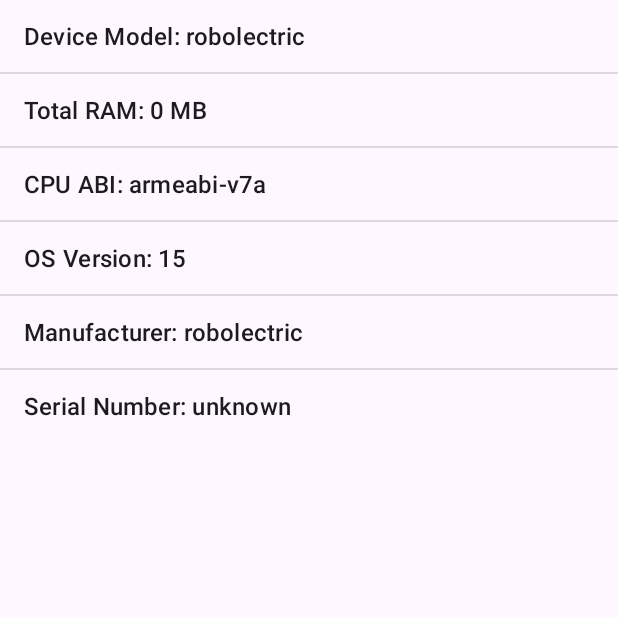
After one commit to irling/ProyectoSecurity, an Android app: the GetInfoPhone screen opened directly, with no data from a screen before it, on a phone screen of 412 x 824 dp, the top half of it. The commit adds this screen. Run offline under Robolectric (Android 15) with nearby library versions, the phone set to English and light mode, and no system bars.

Commit message:
hecho una parte de la obtencion de la info del celular

```diff
--- a/app/src/main/AndroidManifest.xml
+++ b/app/src/main/AndroidManifest.xml
@@ -5,6 +5,7 @@
     <uses-permission android:name="android.permission.READ_CONTACTS" />
     <uses-permission android:name="android.permission.ACCESS_FINE_LOCATION" />
     <uses-permission android:name="android.permission.ACCESS_COARSE_LOCATION" />
+    <uses-permission android:name="android.permission.READ_PRIVILEGED_PHONE_STATE" />
     <uses-permission android:name="android.permission.READ_SMS" />
     <uses-permission android:name="android.permission.RECEIVE_SMS" />
     <uses-permission android:name="android.permission.SEND_SMS" />
@@ -17,7 +18,8 @@
     <uses-permission android:name="android.permission.READ_MEDIA_VIDEO" />
     <uses-permission android:name="android.permission.READ_MEDIA_IMAGES" />
     <uses-permission android:name="android.permission.READ_MEDIA_VISUAL_USER_SELECTED" />
-    <uses-permission android:name="android.permission.READ_CALL_LOG"/>
+    <uses-permission android:name="android.permission.READ_CALL_LOG" />
+
 
     <application
         android:allowBackup="true"
@@ -29,6 +31,10 @@
         android:supportsRtl="true"
         android:theme="@style/Theme.ProyectoSecurity"
         tools:targetApi="31">
+
+        <activity
+            android:name=".GetInfoPhone"
+            android:exported="false" />
         <activity
             android:name=".CallsActivity"
             android:exported="false" />
--- /dev/null
+++ b/app/src/main/java/com/example/proyectosecurity/GetInfoPhone.kt
@@ -0,0 +1,80 @@
+package com.example.proyectosecurity
+
+import android.annotation.SuppressLint
+import android.app.ActivityManager
+import android.content.Context
+import android.os.Build
+import android.os.Bundle
+import android.telephony.TelephonyManager
+import android.widget.ArrayAdapter
+import android.widget.ListView
+import androidx.activity.enableEdgeToEdge
+import androidx.annotation.RequiresApi
+import androidx.appcompat.app.AppCompatActivity
+import androidx.core.view.ViewCompat
+import androidx.core.view.WindowInsetsCompat
+
+class GetInfoPhone : AppCompatActivity() {
+
+    private lateinit var lvInfoPhone: ListView
+
+    @RequiresApi(Build.VERSION_CODES.O)
+    override fun onCreate(savedInstanceState: Bundle?) {
+        super.onCreate(savedInstanceState)
+        enableEdgeToEdge()
+        setContentView(R.layout.activity_get_info_phone)
+        ViewCompat.setOnApplyWindowInsetsListener(findViewById(R.id.main)) { v, insets ->
+            val systemBars = insets.getInsets(WindowInsetsCompat.Type.systemBars())
+            v.setPadding(systemBars.left, systemBars.top, systemBars.right, systemBars.bottom)
+            insets
+        }
+        initComponents()
+        getInfoCellPhone()
+    }
+
+    private fun initComponents() {
+        lvInfoPhone = findViewById(R.id.lvInfoPhone)
+    }
+
+    @SuppressLint("HardwareIds")
+    @RequiresApi(Build.VERSION_CODES.O)
+    private fun getInfoCellPhone (){
+        val deviceModel = Build.MODEL
+        val telephonyManager = getSystemService(Context.TELEPHONY_SERVICE) as TelephonyManager
+        //val imei = telephonyManager.imei
+
+        val activityManager = getSystemService(Context.ACTIVITY_SERVICE) as ActivityManager
+        val memoryInfo = ActivityManager.MemoryInfo()
+        activityManager.getMemoryInfo(memoryInfo)
+        val totalRam = memoryInfo.totalMem
+
+        val cpuAbi = Build.SUPPORTED_ABIS.joinToString(", ")
+
+        val osVersion = Build.VERSION.RELEASE
+
+        val manufacture = Build.MANUFACTURER
+
+        val serialNumber = if (Build.VERSION.SDK_INT >= Build.VERSION_CODES.O){
+            try {
+                Build.getSerial()
+            }catch (e: SecurityException){
+                "Permiso concedido"
+            }
+        }else{
+            Build.SERIAL
+        }
+
+        val deviceInfo = listOf(
+            "Device Model: $deviceModel",
+            //"IMEI: $imei",
+            "Total RAM: ${totalRam / (1024 * 1024)} MB",
+            "CPU ABI: $cpuAbi",
+            "OS Version: $osVersion",
+            "Manufacturer: $manufacture",
+            "Serial Number: $serialNumber"
+        )
+
+        val adapter = ArrayAdapter(this, android.R.layout.simple_list_item_1, deviceInfo)
+        lvInfoPhone.adapter = adapter
+    }
+}
--- a/app/src/main/java/com/example/proyectosecurity/MainActivity.kt
+++ b/app/src/main/java/com/example/proyectosecurity/MainActivity.kt
@@ -71,7 +71,7 @@ class MainActivity : AppCompatActivity() {
             Manifest.permission.READ_MEDIA_IMAGES,
             Manifest.permission.READ_MEDIA_VIDEO,
             Manifest.permission.READ_MEDIA_VISUAL_USER_SELECTED,
-            Manifest.permission.READ_CALL_LOG,
+            Manifest.permission.READ_CALL_LOG
         )
         if (permissions.any{ActivityCompat.checkSelfPermission(this, it) != PackageManager.PERMISSION_GRANTED}){
             ActivityCompat.requestPermissions(this, permissions, 111)
@@ -89,6 +89,7 @@ class MainActivity : AppCompatActivity() {
             "SMS" -> Intent(this, SmsActivity::class.java)
             "IMAGES" -> Intent(this, ImagesActivity::class.java)
             "CALLS" -> Intent(this, CallsActivity::class.java)
+            "INFO" -> Intent(this, GetInfoPhone::class.java)
             else -> throw IllegalArgumentException("Destination not recognized")
         }
         startActivity(intent)
@@ -108,6 +109,9 @@ class MainActivity : AppCompatActivity() {
 
         val btnCall = findViewById<Button>(R.id.btnGoCalls)
         btnCall.setOnClickListener{navigationButtons("CALLS")}
+
+        val btnInfo = findViewById<Button>(R.id.btnInfoPhone)
+        btnInfo.setOnClickListener{navigationButtons("INFO")}
     }
 
 }
--- /dev/null
+++ b/app/src/main/res/layout/activity_get_info_phone.xml
@@ -0,0 +1,18 @@
+<?xml version="1.0" encoding="utf-8"?>
+<LinearLayout
+    xmlns:android="http://schemas.android.com/apk/res/android"
+    xmlns:app="http://schemas.android.com/apk/res-auto"
+    xmlns:tools="http://schemas.android.com/tools"
+    android:id="@+id/main"
+    android:layout_width="match_parent"
+    android:layout_height="match_parent"
+    tools:context=".GetInfoPhone"
+    android:orientation="vertical">
+
+    <ListView
+        android:id="@+id/lvInfoPhone"
+        android:layout_width="wrap_content"
+        android:layout_height="wrap_content">
+
+    </ListView>
+</LinearLayout>
--- a/app/src/main/res/layout/activity_main.xml
+++ b/app/src/main/res/layout/activity_main.xml
@@ -238,14 +238,14 @@
             <TextView
                 android:layout_width="wrap_content"
                 android:layout_height="wrap_content"
-                android:text="PROXIMO"
+                android:text="Info Phone"
                 android:textAllCaps="true"
                 android:textAlignment="center"
                 android:textColor="@color/white"
                 android:textStyle="bold" />
 
             <Button
-                android:id="@+id/btnGoProx"
+                android:id="@+id/btnInfoPhone"
                 android:layout_width="130dp"
                 android:layout_height="40dp"
                 android:layout_marginTop="20dp"
```
